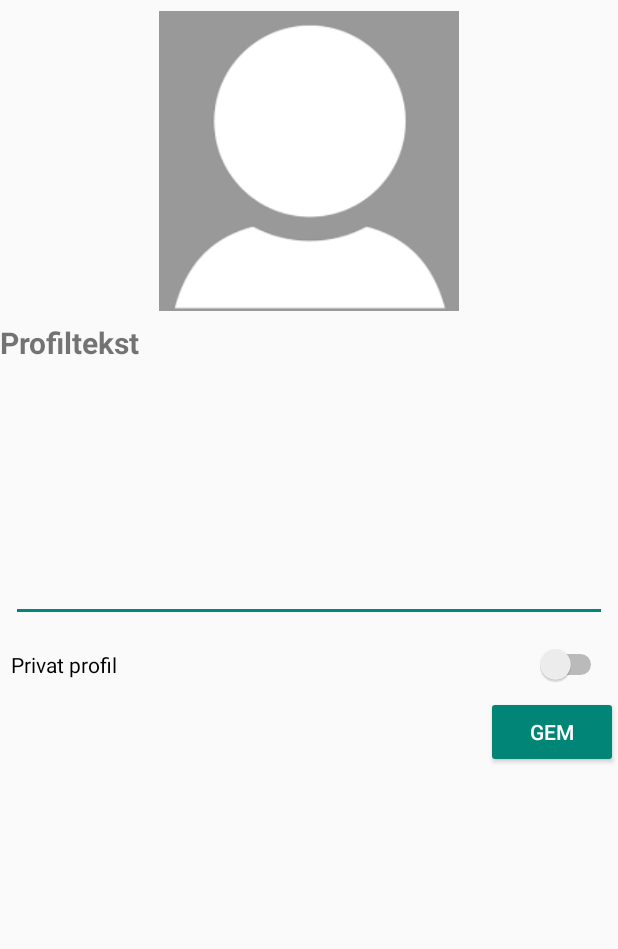
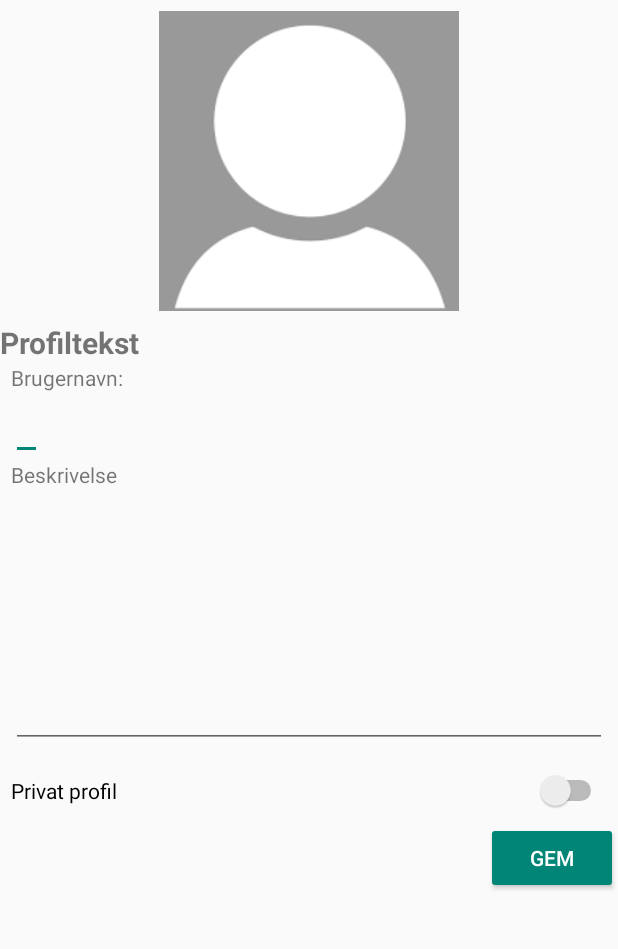
Before and after one commit to 5sem/AndroidApp, an Android app: the ProfileActivity screen opened directly, with no data from a screen before it, on a phone screen of 412 x 824 dp, the part 84-1033 px from its top. Run offline under Robolectric (Android 15) with nearby library versions, the phone set to English and light mode, and no system bars; network calls fail; 4 statements that could not run were skipped.

Commit message:
lavet ændringer til profil view

```diff
--- a/app/src/main/res/layout/activity_profile.xml
+++ b/app/src/main/res/layout/activity_profile.xml
@@ -36,8 +36,22 @@
         android:textStyle="bold"
         android:textSize="20dp"/>
 
+<TextView
+    android:layout_marginLeft="7dp"
+    android:layout_width="wrap_content"
+    android:layout_height="wrap_content"
+    android:text="Brugernavn:"/>
+    <EditText
+        android:layout_marginLeft="7dp"
+        android:id="@+id/profilEditTextUsername"
+        android:layout_width="wrap_content"
+        android:layout_height="wrap_content" />
 
-
+    <TextView
+        android:layout_marginLeft="7dp"
+        android:layout_width="wrap_content"
+        android:layout_height="wrap_content"
+        android:text="Beskrivelse"/>
         <EditText
             android:layout_margin="7dp"
             android:layout_height="165dp"
```
